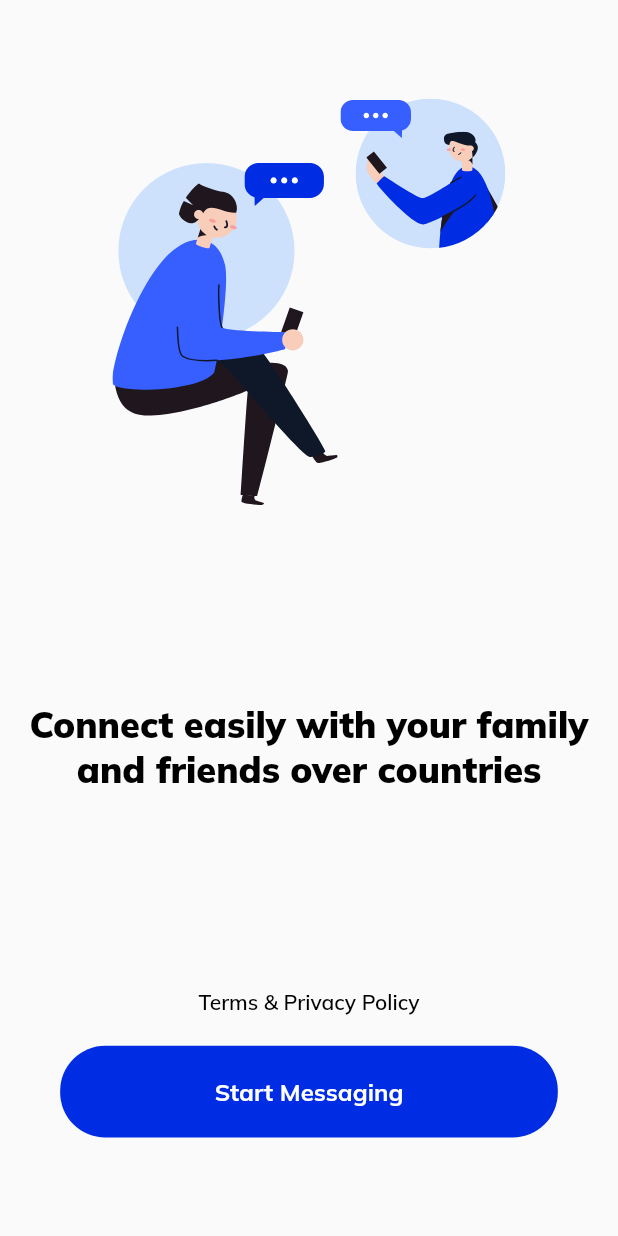
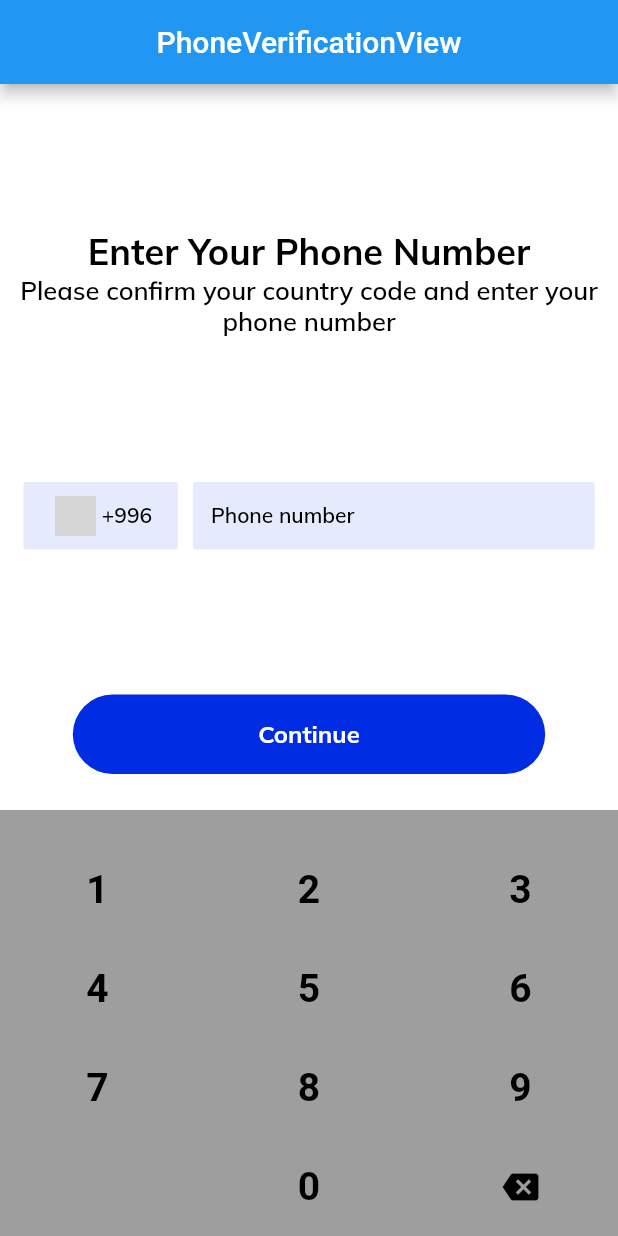
Before and after one commit to JanibekJali/chat, a Flutter app: the screen it shows after launch, on a phone screen of 412 x 824 dp. Run offline on Flutter 3.47's test engine with Material 2 defaults, Android fonts, the phone set to English and light mode, and no system bars; our stand-ins replace flutter_svg, get, google_fonts; grey boxes are pictures that could not be loaded.

Commit message:
Chat numeric key board is done

```diff
--- a/lib/app/constants/text_styles/app_text_styles.dart
+++ b/lib/app/constants/text_styles/app_text_styles.dart
@@ -8,9 +8,19 @@ class AppTextStyles {
     fontSize: 24,
     color: AppColors.black,
   );
+  static TextStyle mulishBlack20w700 = GoogleFonts.mulish(
+    fontWeight: FontWeight.w700,
+    fontSize: 24,
+    color: AppColors.black,
+  );
   static TextStyle mulishBlack14w600 = GoogleFonts.mulish(
     fontWeight: FontWeight.w600,
     fontSize: 14,
+    color: AppColors.black,
+  );
+  static TextStyle mulishBlack17w600 = GoogleFonts.mulish(
+    fontWeight: FontWeight.w600,
+    fontSize: 17,
     color: AppColors.black,
   );
   static TextStyle mulishWhite16w700 = GoogleFonts.mulish(
--- /dev/null
+++ b/lib/app/constants/widgets/app_constant_widgets.dart
@@ -0,0 +1,5 @@
+import 'package:flutter/material.dart';
+
+class AppConstantWidget {
+  static const Widget emptyWidget = SizedBox();
+}
--- /dev/null
+++ b/lib/app/data/local_data/countries_with_flags_data.dart
@@ -0,0 +1,62 @@
+import 'package:chat/app/models/global/country_with_flags.dart';
+import 'package:flutter/material.dart';
+
+final List<CountryWithFlags> countriesList = <CountryWithFlags>[
+  CountryWithFlags(
+    flag: Container(
+      height: 35,
+      width: 35,
+      padding: const EdgeInsets.all(4),
+      decoration: const BoxDecoration(shape: BoxShape.circle),
+      child: ClipOval(
+        child: SizedBox.fromSize(
+          size: const Size.fromRadius(30),
+          child: Image.asset(
+            'icons/flags/png/kg.png',
+            package: 'country_icons',
+            fit: BoxFit.cover,
+          ),
+        ),
+      ),
+    ),
+    phoneCode: '+996',
+  ),
+  CountryWithFlags(
+    flag: Container(
+      height: 35,
+      width: 35,
+      padding: const EdgeInsets.all(4),
+      decoration: const BoxDecoration(shape: BoxShape.circle),
+      child: ClipOval(
+        child: SizedBox.fromSize(
+          size: const Size.fromRadius(30),
+          child: Image.asset(
+            'icons/flags/png/ru.png',
+            package: 'country_icons',
+            fit: BoxFit.cover,
+          ),
+        ),
+      ),
+    ),
+    phoneCode: '+7',
+  ),
+  CountryWithFlags(
+    flag: Container(
+      height: 35,
+      width: 35,
+      padding: const EdgeInsets.all(4),
+      decoration: const BoxDecoration(shape: BoxShape.circle),
+      child: ClipOval(
+        child: SizedBox.fromSize(
+          size: const Size.fromRadius(30),
+          child: Image.asset(
+            'icons/flags/png/tr.png',
+            package: 'country_icons',
+            fit: BoxFit.cover,
+          ),
+        ),
+      ),
+    ),
+    phoneCode: '+90',
+  ),
+];
--- /dev/null
+++ b/lib/app/models/global/country_with_flags.dart
@@ -0,0 +1,8 @@
+import 'package:flutter/material.dart';
+
+class CountryWithFlags {
+  final String? phoneCode;
+  final Widget? flag;
+
+  CountryWithFlags({this.phoneCode, this.flag});
+}
--- /dev/null
+++ b/lib/app/modules/phone_otp/bindings/phone_otp_binding.dart
@@ -0,0 +1,12 @@
+import 'package:get/get.dart';
+
+import '../controllers/phone_otp_controller.dart';
+
+class PhoneOtpBinding extends Bindings {
+  @override
+  void dependencies() {
+    Get.lazyPut<PhoneOtpController>(
+      () => PhoneOtpController(),
+    );
+  }
+}
--- /dev/null
+++ b/lib/app/modules/phone_otp/controllers/phone_otp_controller.dart
@@ -0,0 +1,23 @@
+import 'package:get/get.dart';
+
+class PhoneOtpController extends GetxController {
+  //TODO: Implement PhoneOtpController
+
+  final count = 0.obs;
+  @override
+  void onInit() {
+    super.onInit();
+  }
+
+  @override
+  void onReady() {
+    super.onReady();
+  }
+
+  @override
+  void onClose() {
+    super.onClose();
+  }
+
+  void increment() => count.value++;
+}
--- /dev/null
+++ b/lib/app/modules/phone_otp/views/phone_otp_view.dart
@@ -0,0 +1,24 @@
+import 'package:flutter/material.dart';
+
+import 'package:get/get.dart';
+
+import '../controllers/phone_otp_controller.dart';
+
+class PhoneOtpView extends GetView<PhoneOtpController> {
+  const PhoneOtpView({Key? key}) : super(key: key);
+  @override
+  Widget build(BuildContext context) {
+    return Scaffold(
+      appBar: AppBar(
+        title: const Text('PhoneOtpView'),
+        centerTitle: true,
+      ),
+      body: const Center(
+        child: Text(
+          'PhoneOtpView is working',
+          style: TextStyle(fontSize: 20),
+        ),
+      ),
+    );
+  }
+}
--- /dev/null
+++ b/lib/app/modules/phone_verification/bindings/phone_verification_binding.dart
@@ -0,0 +1,12 @@
+import 'package:get/get.dart';
+
+import '../controllers/phone_verification_controller.dart';
+
+class PhoneVerificationBinding extends Bindings {
+  @override
+  void dependencies() {
+    Get.lazyPut<PhoneVerificationController>(
+      () => PhoneVerificationController(),
+    );
+  }
+}
--- /dev/null
+++ b/lib/app/modules/phone_verification/controllers/phone_verification_controller.dart
@@ -0,0 +1,23 @@
+import 'package:get/get.dart';
+
+class PhoneVerificationController extends GetxController {
+  //TODO: Implement PhoneVerificationController
+
+  final count = 0.obs;
+  @override
+  void onInit() {
+    super.onInit();
+  }
+
+  @override
+  void onReady() {
+    super.onReady();
+  }
+
+  @override
+  void onClose() {
+    super.onClose();
+  }
+
+  void increment() => count.value++;
+}
--- /dev/null
+++ b/lib/app/modules/phone_verification/views/phone_verification_view.dart
@@ -0,0 +1,230 @@
+import 'dart:developer';
+
+import 'package:chat/app/constants/colors/app_colors.dart';
+import 'package:chat/app/constants/text_styles/app_text_styles.dart';
+import 'package:chat/app/constants/widgets/app_constant_widgets.dart';
+import 'package:chat/app/data/local_data/countries_with_flags_data.dart';
+import 'package:chat/app/models/global/country_with_flags.dart';
+import 'package:chat/widgets/buttons/custom_button_widget.dart';
+import 'package:chat/widgets/inputs/key_board_button.dart';
+import 'package:flutter/material.dart';
+import 'package:get/get.dart';
+
+class PhoneVerificationView extends StatefulWidget {
+  PhoneVerificationView({Key? key}) : super(key: key);
+
+  @override
+  State<PhoneVerificationView> createState() => _PhoneVerificationViewState();
+}
+
+class _PhoneVerificationViewState extends State<PhoneVerificationView> {
+  final GlobalKey<FormState> formKey = GlobalKey<FormState>();
+  final controller = TextEditingController();
+
+  String _usersPhoneNumber = '';
+  List<DropdownMenuItem<CountryWithFlags>>? _dropdownMenuItems;
+  CountryWithFlags? _selectedCountry;
+
+  @override
+  void initState() {
+    _dropdownMenuItems = _buildDropDownMenuItems(countriesList);
+    _selectedCountry = _dropdownMenuItems![0].value;
+    super.initState();
+  }
+
+  List<DropdownMenuItem<CountryWithFlags>> _buildDropDownMenuItems(
+      List<CountryWithFlags> _countries) {
+    final _items = <DropdownMenuItem<CountryWithFlags>>[];
+    for (final _country in _countries) {
+      final _item = DropdownMenuItem<CountryWithFlags>(
+        value: _country,
+        child: Row(
+          children: [
+            _country.flag!,
+            Text(
+              _country.phoneCode!,
+              style: AppTextStyles.mulishBlack14w600,
+            )
+          ],
+        ),
+      );
+      _items.add(_item);
+    }
+    return _items;
+  }
+
+  void _onKeyboardTap(String value) {
+    setState(() {
+      _usersPhoneNumber = _usersPhoneNumber + value;
+    });
+    log('text: $_usersPhoneNumber');
+  }
+
+  Widget _phoneContainer() {
+    return Row(
+      mainAxisAlignment: MainAxisAlignment.center,
+      children: [
+        Container(
+          height: 45,
+          width: MediaQuery.of(context).size.width * 0.25,
+          decoration: BoxDecoration(
+            color: AppColors.mainColor.withOpacity(0.1),
+            borderRadius: const BorderRadius.all(
+              Radius.circular(2),
+            ),
+          ),
+          child: Center(
+            child: Container(
+              padding: const EdgeInsets.all(2.0),
+              child: DropdownButton<CountryWithFlags>(
+                underline: AppConstantWidget.emptyWidget,
+                icon: AppConstantWidget.emptyWidget,
+                value: _selectedCountry,
+                items: _dropdownMenuItems,
+                onChanged: (CountryWithFlags? value) {
+                  setState(() {
+                    _selectedCountry = value;
+                  });
+                },
+              ),
+            ),
+          ),
+        ),
+        const SizedBox(
+          width: 10,
+        ),
+        Container(
+          height: 45,
+          width: MediaQuery.of(context).size.width * 0.65,
+          decoration: BoxDecoration(
+            color: AppColors.mainColor.withOpacity(0.1),
+            borderRadius: const BorderRadius.all(
+              Radius.circular(2),
+            ),
+          ),
+          child: Column(
+            mainAxisAlignment: MainAxisAlignment.center,
+            crossAxisAlignment: CrossAxisAlignment.start,
+            children: [
+              Padding(
+                padding: const EdgeInsets.only(left: 12.0),
+                child: Text(
+                  _usersPhoneNumber == '' ? 'Phone number' : _usersPhoneNumber,
+                  style: AppTextStyles.mulishBlack14w600,
+                ),
+              ),
+            ],
+          ),
+        ),
+      ],
+    );
+  }
+
+  @override
+  Widget build(BuildContext context) {
+    return Scaffold(
+      backgroundColor: Colors.white,
+      appBar: AppBar(
+        title: const Text('PhoneVerificationView'),
+        centerTitle: true,
+      ),
+      body: SafeArea(
+        child: Column(
+          mainAxisAlignment: MainAxisAlignment.spaceAround,
+          crossAxisAlignment: CrossAxisAlignment.center,
+          children: [
+            Expanded(
+              child: Column(
+                mainAxisSize: MainAxisSize.max,
+                children: [
+                  Expanded(
+                    child: Column(
+                      mainAxisAlignment: MainAxisAlignment.spaceEvenly,
+                      children: [
+                        Column(
+                          children: [
+                            Text(
+                              'Enter Your Phone Number',
+                              style: AppTextStyles.mulishBlack20w700,
+                            ),
+                            Text(
+                              'Please confirm your country code and enter your phone number',
+                              style: AppTextStyles.mulishBlack17w600,
+                              textAlign: TextAlign.center,
+                            ),
+                          ],
+                        ),
+                        _phoneContainer(),
+                      ],
+                    ),
+                  ),
+                  CustomButtonWidget(
+                    buttonText: 'Continue',
+                    buttonTextStyle: AppTextStyles.mulishWhite16w700,
+                    buttonHor: MediaQuery.of(context).size.width * 0.3,
+                    buttonVer: MediaQuery.of(context).size.height * 0.02,
+                    onTap: () {
+                      String? _code;
+                      setState(() {
+                        _code = _selectedCountry!.phoneCode! +
+                            ' ' +
+                            _usersPhoneNumber;
+                      });
+                      if (_usersPhoneNumber.isNotEmpty) {
+                        // Get.to(() => PhoneOtpView(code: _code!));
+                      } else {
+                        Get.snackbar('Warning!', 'Please put your number!');
+                      }
+                    },
+                  ),
+                  SizedBox(
+                    height: 24.0,
+                  ),
+                  Container(
+                    color: Colors.grey,
+                    child: KeyBoardButton(
+                      mainAxisAlignment: MainAxisAlignment.spaceBetween,
+                      onKeyboardTap: _onKeyboardTap,
+                      textColor: Colors.black,
+                      rightIcon: const Icon(
+                        Icons.backspace,
+                        color: Colors.black,
+                      ),
+                      rightButtonFn: () {
+                        setState(() {
+                          if (_usersPhoneNumber.isNotEmpty) {
+                            _usersPhoneNumber = _usersPhoneNumber.substring(
+                                0, _usersPhoneNumber.length - 1);
+                          }
+                        });
+                      },
+                    ),
+                  ),
+                ],
+              ),
+            ),
+          ],
+        ),
+      ),
+    );
+  }
+}
+
+
+//  NumericKeyboard(
+                      //   mainAxisAlignment: MainAxisAlignment.spaceBetween,
+                      //   // onKeyboardTap: _onKeyboardTap,
+                      //   onKeyboardTap: (value) {},
+                      //   textColor: Colors.black,
+                      // rightIcon: Icon(
+                      //   Icons.backspace,
+                      //   color: Colors.black,
+                      // ),
+                      // rightButtonFn: () {
+                      //   setState(() {
+                      //     if (_usersPhoneNumber.isNotEmpty) {
+                      //       _usersPhoneNumber = _usersPhoneNumber.substring(0, _usersPhoneNumber.length - 1);
+                      //     }
+                      //   });
+                      // },
+                      // ),
--- a/lib/app/modules/walkthrough/views/walkthrough_view.dart
+++ b/lib/app/modules/walkthrough/views/walkthrough_view.dart
@@ -1,5 +1,6 @@
 import 'package:chat/app/constants/assets/app_assets.dart';
 import 'package:chat/app/constants/text_styles/app_text_styles.dart';
+import 'package:chat/app/modules/phone_verification/views/phone_verification_view.dart';
 import 'package:chat/widgets/buttons/custom_button_widget.dart';
 import 'package:flutter/material.dart';
 import 'package:flutter_svg/svg.dart';
@@ -35,6 +36,9 @@ class WalkthroughView extends GetView<WalkthroughController> {
                   height: 20,
                 ),
                 CustomButtonWidget(
+                  onTap: () {
+                    Navigator.pushNamed(context, '/phone-verification');
+                  },
                   buttonText: 'Start Messaging',
                   buttonTextStyle: AppTextStyles.mulishWhite16w700,
                   buttonHor: MediaQuery.of(context).size.width * 0.25,
--- a/lib/app/routes/app_pages.dart
+++ b/lib/app/routes/app_pages.dart
@@ -2,6 +2,10 @@ import 'package:get/get.dart';
 
 import '../modules/home/bindings/home_binding.dart';
 import '../modules/home/views/home_view.dart';
+import '../modules/phone_otp/bindings/phone_otp_binding.dart';
+import '../modules/phone_otp/views/phone_otp_view.dart';
+import '../modules/phone_verification/bindings/phone_verification_binding.dart';
+import '../modules/phone_verification/views/phone_verification_view.dart';
 import '../modules/walkthrough/bindings/walkthrough_binding.dart';
 import '../modules/walkthrough/views/walkthrough_view.dart';
 
@@ -10,7 +14,7 @@ part 'app_routes.dart';
 class AppPages {
   AppPages._();
 
-  static const INITIAL = Routes.WALKTHROUGH;
+  static const INITIAL = Routes.PHONE_VERIFICATION;
 
   static final routes = [
     GetPage(
@@ -23,5 +27,15 @@ class AppPages {
       page: () => const WalkthroughView(),
       binding: WalkthroughBinding(),
     ),
+    GetPage(
+      name: _Paths.PHONE_VERIFICATION,
+      page: () => PhoneVerificationView(),
+      binding: PhoneVerificationBinding(),
+    ),
+    GetPage(
+      name: _Paths.PHONE_OTP,
+      page: () => const PhoneOtpView(),
+      binding: PhoneOtpBinding(),
+    ),
   ];
 }
--- a/lib/app/routes/app_routes.dart
+++ b/lib/app/routes/app_routes.dart
@@ -5,10 +5,14 @@ abstract class Routes {
   Routes._();
   static const HOME = _Paths.HOME;
   static const WALKTHROUGH = _Paths.WALKTHROUGH;
+  static const PHONE_VERIFICATION = _Paths.PHONE_VERIFICATION;
+  static const PHONE_OTP = _Paths.PHONE_OTP;
 }
 
 abstract class _Paths {
   _Paths._();
   static const HOME = '/home';
   static const WALKTHROUGH = '/walkthrough';
+  static const PHONE_VERIFICATION = '/phone-verification';
+  static const PHONE_OTP = '/phone-otp';
 }
--- a/lib/widgets/buttons/custom_button_widget.dart
+++ b/lib/widgets/buttons/custom_button_widget.dart
@@ -5,6 +5,7 @@ class CustomButtonWidget extends StatelessWidget {
   const CustomButtonWidget({
     Key? key,
     required this.buttonText,
+    required this.onTap,
     this.buttonTextStyle,
     this.buttonHor = 40,
     this.buttonVer = 10,
@@ -13,9 +14,12 @@ class CustomButtonWidget extends StatelessWidget {
   final double buttonHor;
   final double buttonVer;
   final TextStyle? buttonTextStyle;
+  final Function()? onTap;
   @override
   Widget build(BuildContext context) {
-    return Container(
+    return InkWell(
+      onTap: onTap,
+      child: Container(
         decoration: BoxDecoration(
           color: AppColors.mainColor,
           borderRadius: BorderRadius.circular(30),
@@ -30,6 +34,7 @@ class CustomButtonWidget extends StatelessWidget {
             style: buttonTextStyle,
           ),
         ),
+      ),
     );
   }
 }
--- /dev/null
+++ b/lib/widgets/inputs/key_board_button.dart
@@ -0,0 +1,112 @@
+import 'package:flutter/material.dart';
+
+class KeyBoardButton extends StatelessWidget {
+  /// Color of the text [default = Colors.black]
+  final Color textColor;
+
+  /// Display a custom right icon
+  final Icon? rightIcon;
+
+  /// Action to trigger when right button is pressed
+  final Function()? rightButtonFn;
+
+  /// Display a custom left icon
+  final Icon? leftIcon;
+
+  /// Action to trigger when left button is pressed
+  final Function()? leftButtonFn;
+
+  /// Callback when an item is pressed
+  final void Function(String text) onKeyboardTap;
+  // final KeyboardTapCallback onKeyboardTap;
+
+  /// Main axis alignment [default = MainAxisAlignment.spaceEvenly]
+  final MainAxisAlignment mainAxisAlignment;
+
+  const KeyBoardButton(
+      {Key? key,
+      required this.onKeyboardTap,
+      this.textColor = Colors.black,
+      this.rightButtonFn,
+      this.rightIcon,
+      this.leftButtonFn,
+      this.leftIcon,
+      this.mainAxisAlignment = MainAxisAlignment.spaceEvenly})
+      : super(key: key);
+
+  @override
+  Widget build(BuildContext context) {
+    return Container(
+      padding: const EdgeInsets.only(left: 32, right: 32, top: 20),
+      alignment: Alignment.center,
+      child: Column(
+        children: <Widget>[
+          ButtonBar(
+            alignment: mainAxisAlignment,
+            children: <Widget>[
+              _calcButton('1'),
+              _calcButton('2'),
+              _calcButton('3'),
+            ],
+          ),
+          ButtonBar(
+            alignment: mainAxisAlignment,
+            children: <Widget>[
+              _calcButton('4'),
+              _calcButton('5'),
+              _calcButton('6'),
+            ],
+          ),
+          ButtonBar(
+            alignment: mainAxisAlignment,
+            children: <Widget>[
+              _calcButton('7'),
+              _calcButton('8'),
+              _calcButton('9'),
+            ],
+          ),
+          ButtonBar(
+            alignment: mainAxisAlignment,
+            children: <Widget>[
+              InkWell(
+                  borderRadius: BorderRadius.circular(45),
+                  onTap: leftButtonFn,
+                  child: Container(
+                      alignment: Alignment.center,
+                      width: 50,
+                      height: 50,
+                      child: leftIcon)),
+              _calcButton('0'),
+              InkWell(
+                  borderRadius: BorderRadius.circular(45),
+                  onTap: rightButtonFn,
+                  child: Container(
+                      alignment: Alignment.center,
+                      width: 50,
+                      height: 50,
+                      child: rightIcon))
+            ],
+          ),
+        ],
+      ),
+    );
+  }
+
+  Widget _calcButton(String value) {
+    return InkWell(
+        borderRadius: BorderRadius.circular(45),
+        onTap: () {
+          onKeyboardTap(value);
+        },
+        child: Container(
+          alignment: Alignment.center,
+          width: 50,
+          height: 50,
+          child: Text(
+            value,
+            style: TextStyle(
+                fontSize: 26, fontWeight: FontWeight.bold, color: textColor),
+          ),
+        ));
+  }
+}
--- a/pubspec.yaml
+++ b/pubspec.yaml
@@ -12,6 +12,8 @@ dependencies:
     sdk: flutter
   flutter_svg: ^2.0.5
   google_fonts: ^4.0.4
+  # numeric_keyboard: ^1.1.0
+  country_icons: ^2.0.2
 
 dev_dependencies:
   flutter_lints: 2.0.1
```
Also changed, not shown: pubspec.lock. Lines whose indentation alone changed are shown as unchanged.
